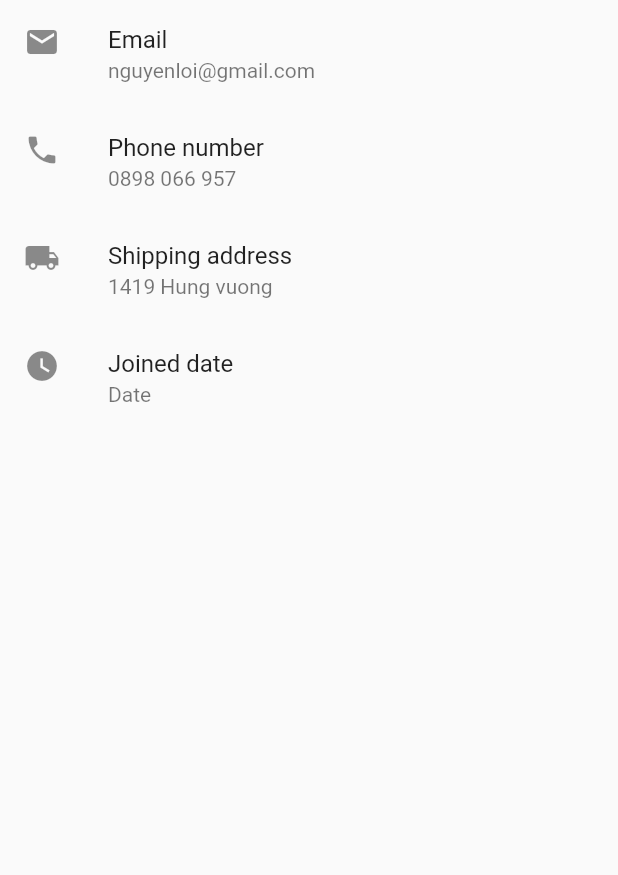
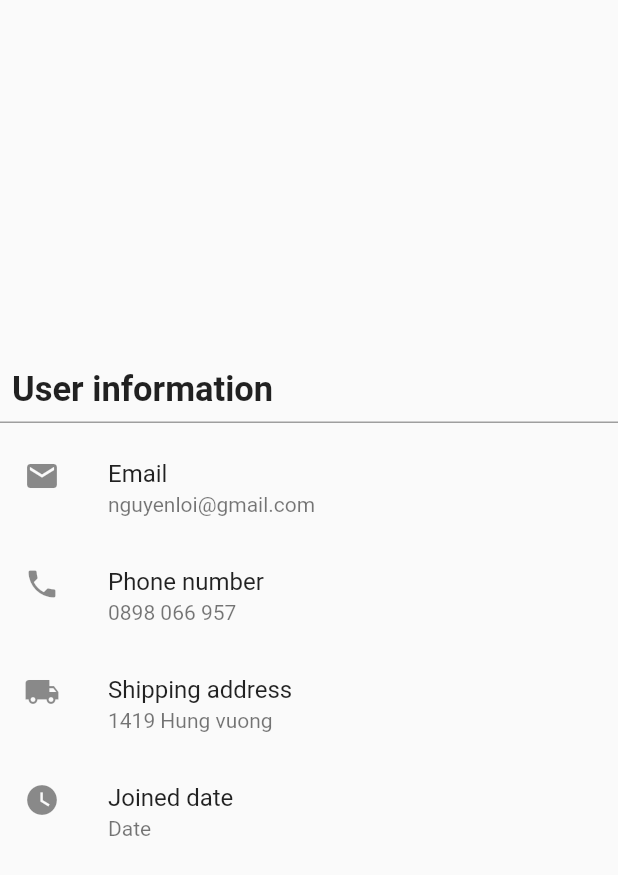
Before and after one commit to Nguyen-Loi/Flutter_Firebase, a Flutter app: the BottomUserInfo screen opened directly, on a phone screen of 412 x 824 dp. Shown: the top 875 px of the screen. Run offline on Flutter 3.47's test engine with Material 2 defaults, Android fonts, the phone set to English and light mode, and no system bars; our stand-ins replace flutter_icons.

Commit message:
4. Creating a title widget in the user screen

```diff
--- a/lib/screens/bottom_userInfo.dart
+++ b/lib/screens/bottom_userInfo.dart
@@ -5,14 +5,46 @@ class BottomUserInfo extends StatelessWidget {
   Widget build(BuildContext context) {
     return Scaffold(
       body: Column(
+        mainAxisAlignment: MainAxisAlignment.center,
+        crossAxisAlignment: CrossAxisAlignment.start,
         children: [
-          userListTile(title: 'Email', subTitle: 'nguyenloi@gmail.com', icon: Icons.email),
-          userListTile(title: 'Phone number', subTitle: '0898 066 957', icon: Icons.phone),
-          userListTile(title: 'Shipping address', subTitle: '1419 Hung vuong', icon: Icons.local_shipping),
-          userListTile(title: 'Joined date', subTitle: 'Date', icon: Icons.watch_later),
-
+          Padding(
+            padding: EdgeInsets.only(left: 8.0),
+            child: userTitle(title: 'User information'),
+          ),
+          Divider(thickness: 1, color: Colors.grey),
+          userListTile(
+              title: 'Email',
+              subTitle: 'nguyenloi@gmail.com',
+              icon: Icons.email),
+          userListTile(
+              title: 'Phone number',
+              subTitle: '0898 066 957',
+              icon: Icons.phone),
+          userListTile(
+              title: 'Shipping address',
+              subTitle: '1419 Hung vuong',
+              icon: Icons.local_shipping),
+          userListTile(
+              title: 'Joined date', subTitle: 'Date', icon: Icons.watch_later),
         ],
       ),
+    );
+  }
+}
+
+class userTitle extends StatelessWidget {
+  final String title;
+  const userTitle({
+    Key? key,
+    required this.title,
+  }) : super(key: key);
+
+  @override
+  Widget build(BuildContext context) {
+    return Text(
+      title,
+      style: TextStyle(fontWeight: FontWeight.bold, fontSize: 23),
     );
   }
 }
@@ -20,7 +52,7 @@ class BottomUserInfo extends StatelessWidget {
 class userListTile extends StatelessWidget {
   final String title, subTitle;
   final IconData icon;
-   userListTile({
+  userListTile({
     Key? key,
     required this.title,
     required this.subTitle,
@@ -34,9 +66,7 @@ class userListTile extends StatelessWidget {
       child: InkWell(
         splashColor: Theme.of(context).splashColor,
         child: ListTile(
-            title: Text(title),
-            subtitle: Text(subTitle),
-            leading: Icon(icon)),
+            title: Text(title), subtitle: Text(subTitle), leading: Icon(icon)),
       ),
     );
   }
```
